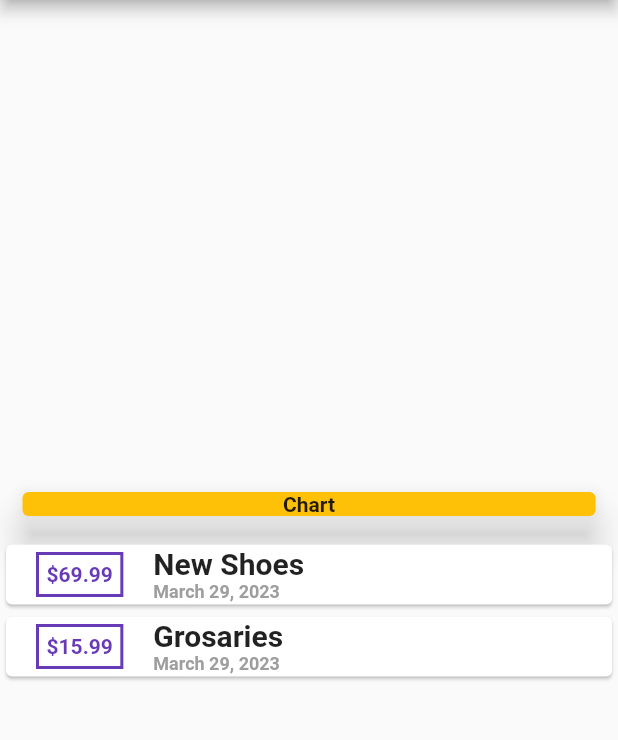
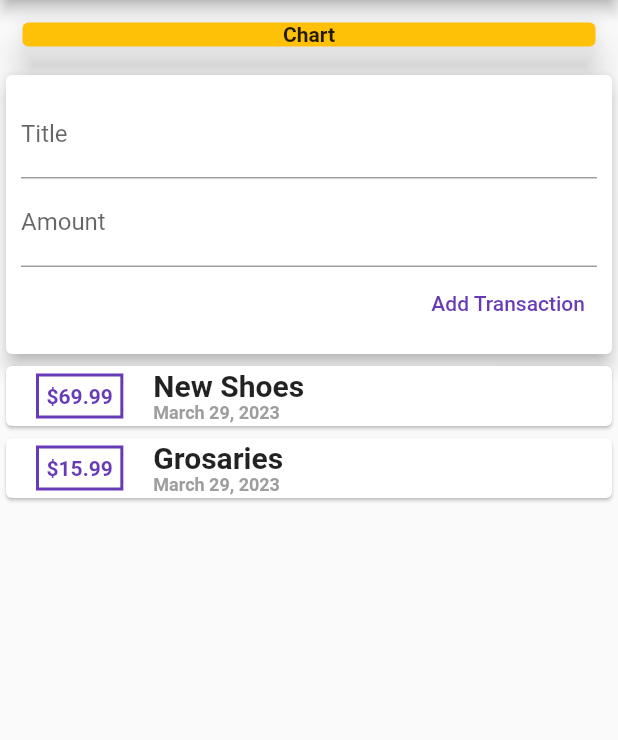
Before and after one commit to SayedTahsin/WalletWatcher, a Flutter app: the screen it shows after launch, on a phone screen of 412 x 824 dp, the part 84-824 px from its top. Run offline on Flutter 3.47's test engine with Material 2 defaults, Android fonts, the phone set to English and light mode, and no system bars.

Commit message:
fetch input data

```diff
--- a/lib/main.dart
+++ b/lib/main.dart
@@ -31,7 +31,8 @@ class _MyHomePageState extends State<MyHomePage> {
     Transaction('t1', 'New Shoes', 69.99, DateTime.now()),
     Transaction('t2', 'Grosaries', 15.99, DateTime.now())
   ];
-
+  final titleController = TextEditingController();
+  final amountController = TextEditingController();
   @override
   Widget build(BuildContext context) {
     return Scaffold(
@@ -39,8 +40,8 @@ class _MyHomePageState extends State<MyHomePage> {
         title: Text("DEMO"),
       ),
       body: Column(
-        mainAxisAlignment: MainAxisAlignment.center,
-        // crossAxisAlignment: CrossAxisAlignment.stretch,
+        // mainAxisAlignment: MainAxisAlignment.center,
+        crossAxisAlignment: CrossAxisAlignment.stretch,
         children: [
           Container(
             width: double.infinity,
@@ -53,6 +54,32 @@ class _MyHomePageState extends State<MyHomePage> {
                 "Chart",
                 textAlign: TextAlign.center,
                 style: TextStyle(fontWeight: FontWeight.bold),
+              ),
+            ),
+          ),
+          Card(
+            elevation: 5,
+            child: Container(
+              padding: EdgeInsets.all(10),
+              child: Column(
+                crossAxisAlignment: CrossAxisAlignment.end,
+                children: [
+                  TextField(
+                    decoration: InputDecoration(labelText: 'Title'),
+                    controller: titleController,
+                  ),
+                  TextField(
+                    decoration: InputDecoration(labelText: 'Amount'),
+                    controller: amountController,
+                  ),
+                  TextButton(
+                    child: Text(
+                      "Add Transaction",
+                      style: TextStyle(color: Colors.deepPurple),
+                    ),
+                    onPressed: () {},
+                  ),
+                ],
               ),
             ),
           ),
```
